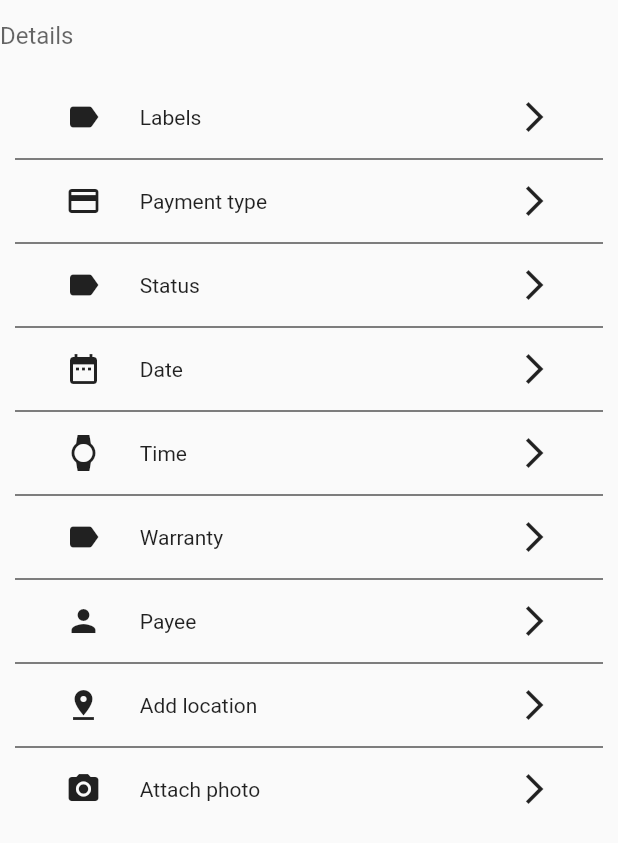
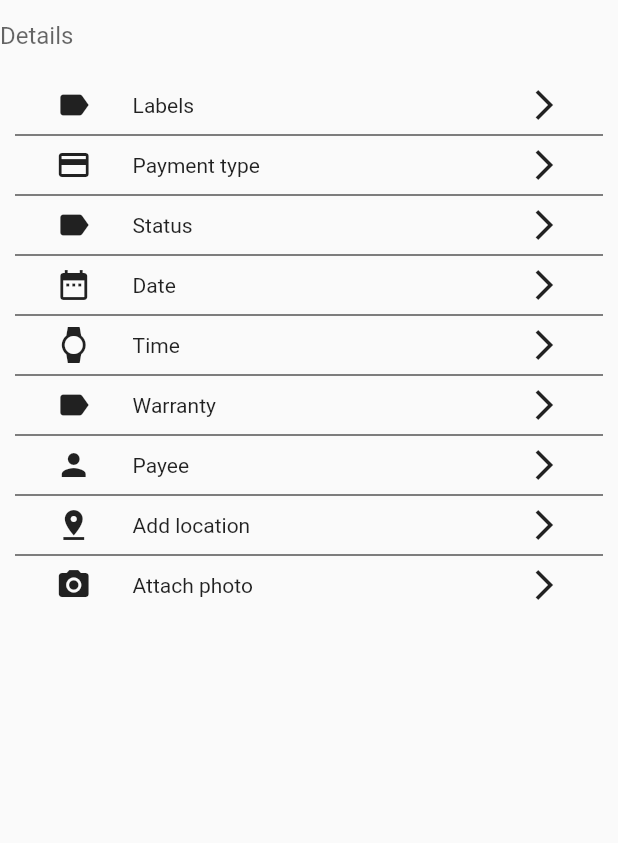
Before and after one commit to Grigoriym/flutter_wallet_app, a Flutter app: the AddRecordPage screen opened directly, swiped to page 2, on a phone screen of 412 x 824 dp. Shown: the top 843 px of the screen. Run offline on Flutter 3.47's test engine with Material 2 defaults, Android fonts, the phone set to English and light mode, and no system bars; our stand-ins replace sqflite; accounts and stored records are empty; network calls fail.

```diff
--- a/lib/src/ui/pages/record_view_pager/details_page_view_page.dart
+++ b/lib/src/ui/pages/record_view_pager/details_page_view_page.dart
@@ -1,5 +1,6 @@
 import 'package:flutter/material.dart';
 import 'package:flutter_wallet_app/src/models/ui/record_details_model.dart';
+import 'package:flutter_wallet_app/src/ui/custom_widgets/list_view_item.dart';
 
 class DetailsPageViewPage extends StatefulWidget {
   _DetailsPageViewPageState createState() => _DetailsPageViewPageState();
@@ -28,45 +29,12 @@ class _DetailsPageViewPageState extends State<DetailsPageViewPage> {
             hintText: "Details",
           ),
         ),
-        MyListView(),
+        Flexible(
+          child: ListViewItem(
+            items: items,
+          ),
+        ),
       ],
     );
   }
-
-  Widget MyListView() {
-    return Flexible(
-      child: ListView.separated(
-        separatorBuilder: (context, index) => Divider(
-              color: Colors.black,
-            ),
-        padding: const EdgeInsets.all(10.0),
-        itemBuilder: (context, position) {
-          return InkWell(
-            onTap: () {},
-            child:
-            Padding(
-              padding: EdgeInsets.all(8.0),
-              child: Row(
-                children: <Widget>[
-                  Expanded(
-                    flex: 1,
-                    child: Icon(items[position].iconData),
-                  ),
-                  Expanded(
-                    flex: 3,
-                    child: Text(items[position].mainText),
-                  ),
-                  Expanded(
-                    flex: 1,
-                    child: Icon(Icons.arrow_forward_ios),
-                  ),
-                ],
-              ),
-            ),
-          );
-        },
-        itemCount: 9,
-      ),
-    );
-  }
 }
--- a/pubspec.yaml
+++ b/pubspec.yaml
@@ -11,7 +11,7 @@ description: A wallet made with flutter
 # In iOS, build-name is used as CFBundleShortVersionString while build-number used as CFBundleVersion.
 # Read more about iOS versioning at
 # https://developer.apple.com/library/archive/documentation/General/Reference/InfoPlistKeyReference/Articles/CoreFoundationKeys.html
-version: 1.0.3+1
+version: 1.0.4+1
 
 environment:
   sdk: ">=2.1.0 <3.0.0"
@@ -23,6 +23,9 @@ dependencies:
   # The following adds the Cupertino Icons font to your application.
   # Use with the CupertinoIcons class for iOS style icons.
   cupertino_icons: ^0.1.2
+
+  sqflite: ^1.1.0
+  path_provider: ^1.1.0
 
 dev_dependencies:
   flutter_test:
```
Also changed, not shown: lib/src/db/db_helper.dart (added, +117 -0 lines), lib/src/models/record_model.dart (+43 -2 lines), lib/src/ui/pages/accounts_page.dart (+32 -9 lines), pubspec.lock.
